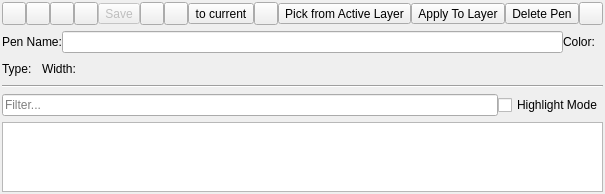
Above: librecad/src/ui/lc_penpalettewidget.ui from LibreCAD/LibreCAD before the change. Below: the same form after it.
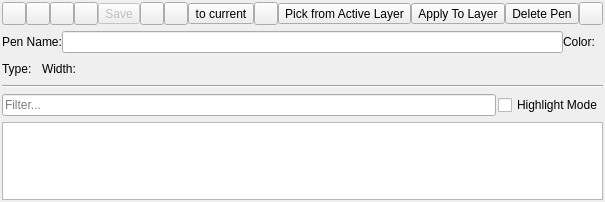
That is the form after the change. Icons and pictures are not drawn. Custom widgets are drawn as their Qt base class.

What changed in the file:
```diff
--- a/librecad/src/ui/lc_penpalettewidget.ui
+++ b/librecad/src/ui/lc_penpalettewidget.ui
@@ -6,8 +6,8 @@
    <rect>
     <x>0</x>
     <y>0</y>
-    <width>334</width>
-    <height>180</height>
+    <width>371</width>
+    <height>202</height>
    </rect>
   </property>
   <property name="sizePolicy">
@@ -469,6 +469,19 @@
        </property>
       </widget>
      </item>
+     <item>
+      <spacer name="horizontalSpacer_3">
+       <property name="orientation">
+        <enum>Qt::Horizontal</enum>
+       </property>
+       <property name="sizeHint" stdset="0">
+        <size>
+         <width>2</width>
+         <height>20</height>
+        </size>
+       </property>
+      </spacer>
+     </item>
      <item>
       <widget class="QCheckBox" name="cbHighlightMode">
        <property name="sizePolicy">
@@ -487,6 +500,11 @@
   </layout>
  </widget>
  <customwidgets>
+  <customwidget>
+   <class>QG_ColorBox</class>
+   <extends>QWidget</extends>
+   <header>qg_colorbox.h</header>
+  </customwidget>
   <customwidget>
    <class>QG_WidthBox</class>
    <extends>QWidget</extends>
@@ -497,11 +515,6 @@
    <extends>QWidget</extends>
    <header>qg_linetypebox.h</header>
   </customwidget>
-  <customwidget>
-   <class>QG_ColorBox</class>
-   <extends>QWidget</extends>
-   <header>qg_colorbox.h</header>
-  </customwidget>
  </customwidgets>
  <resources>
   <include location="../../res/ui/ui.qrc"/>
```
Left out of the diff: 11 changed lines with no effect on the pictures.
